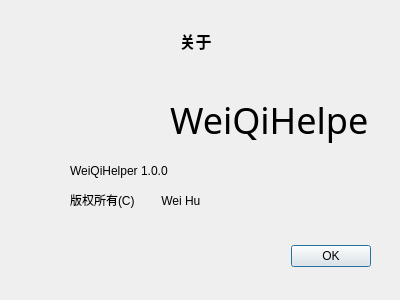
Qt form aboutdialog.ui (huwei12345/weiqi) before a commit.
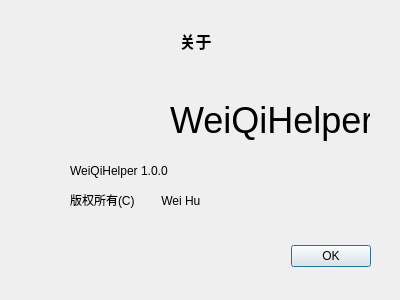
The same form after that commit. Icons and pictures are not drawn.

```diff
--- a/aboutdialog.ui
+++ b/aboutdialog.ui
@@ -125,7 +125,6 @@
    </property>
    <property name="font">
     <font>
-     <family>Script</family>
      <pointsize>27</pointsize>
      <bold>false</bold>
     </font>
```
